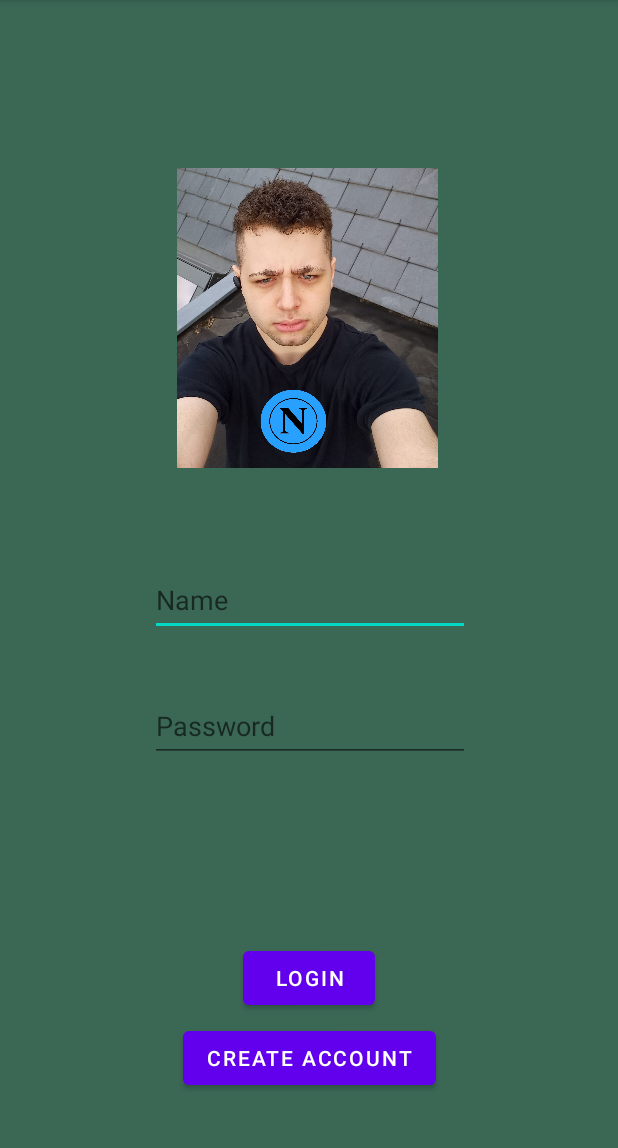
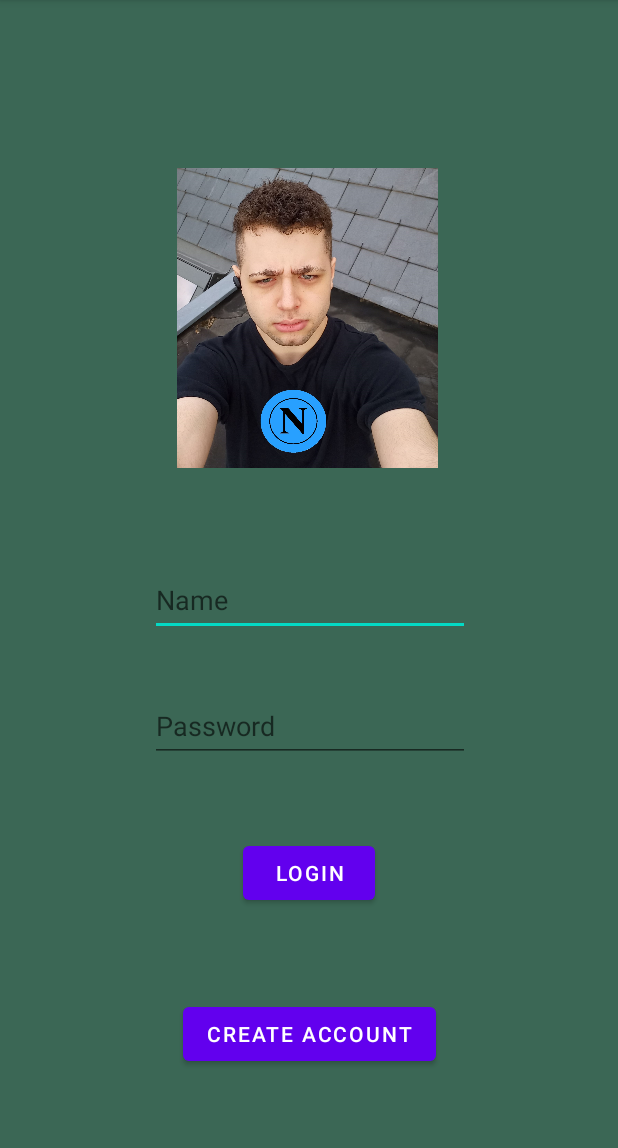
Before and after one commit to YusufHosny/GAYGames, an Android app: the screen it shows after launch (LoginMenuActivity), on a phone screen of 412 x 824 dp, the part 84-1232 px from its top. Run offline under Robolectric (Android 15) with nearby library versions, the phone set to English and light mode, and no system bars; our stand-ins replace Volley.

Commit message:
changed pixel margins

```diff
--- a/app/src/main/res/layout/activity_login_menu.xml
+++ b/app/src/main/res/layout/activity_login_menu.xml
@@ -12,7 +12,7 @@
         android:layout_width="wrap_content"
         android:layout_height="wrap_content"
         android:layout_marginTop="24dp"
-        android:layout_marginBottom="57dp"
+        android:layout_marginBottom="20dp"
         android:onClick="CreateAccount"
         android:text="@string/CreateAccountButton"
         app:layout_constraintBottom_toBottomOf="parent"
@@ -24,7 +24,7 @@
         android:id="@+id/LButton"
         android:layout_width="wrap_content"
         android:layout_height="wrap_content"
-        android:layout_marginTop="120dp"
+        android:layout_marginTop="50dp"
         android:onClick="login"
         android:text="@string/LoginButton"
         app:layout_constraintEnd_toEndOf="parent"
```
